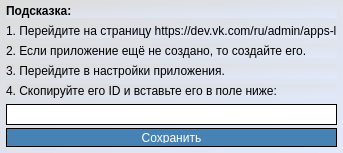
The window that ui/change_token_window.ui (khaustova/vk-photos-parser) describes before a commit, drawn with Qt 5.
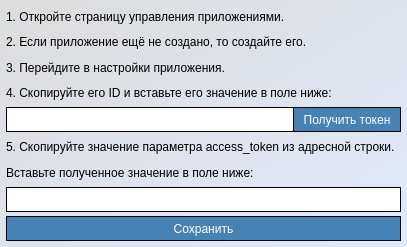
The same window after the commit.

Commit message: Update token window

```diff
--- a/ui/change_token_window.ui
+++ b/ui/change_token_window.ui
@@ -6,20 +6,20 @@
    <rect>
     <x>0</x>
     <y>0</y>
-    <width>343</width>
-    <height>153</height>
+    <width>407</width>
+    <height>247</height>
    </rect>
   </property>
   <property name="minimumSize">
    <size>
     <width>343</width>
-    <height>153</height>
+    <height>152</height>
    </size>
   </property>
   <property name="maximumSize">
    <size>
-    <width>343</width>
-    <height>155</height>
+    <width>3410</width>
+    <height>1550</height>
    </size>
   </property>
   <property name="windowTitle">
@@ -30,13 +30,13 @@
   </property>
   <layout class="QVBoxLayout" name="verticalLayout_2">
    <property name="spacing">
-    <number>6</number>
+    <number>5</number>
    </property>
    <property name="leftMargin">
     <number>6</number>
    </property>
    <property name="topMargin">
-    <number>4</number>
+    <number>6</number>
    </property>
    <property name="rightMargin">
     <number>6</number>
@@ -45,23 +45,42 @@
     <number>6</number>
    </property>
    <item>
+    <widget class="QFrame" name="token_frame">
+     <property name="styleSheet">
+      <string notr="true">background-color: transparent;</string>
+     </property>
     <layout class="QVBoxLayout" name="verticalLayout">
+      <property name="spacing">
+       <number>4</number>
+      </property>
+      <property name="leftMargin">
+       <number>0</number>
+      </property>
+      <property name="topMargin">
+       <number>0</number>
+      </property>
+      <property name="rightMargin">
+       <number>0</number>
+      </property>
+      <property name="bottomMargin">
+       <number>0</number>
+      </property>
      <item>
-      <widget class="QLabel" name="label_hint">
-       <property name="styleSheet">
-        <string notr="true">font-weight: bold;</string>
-       </property>
-       <property name="text">
-        <string>Подсказка:</string>
-       </property>
-      </widget>
-     </item>
+       <layout class="QHBoxLayout" name="horizontalLayout">
+        <property name="spacing">
+         <number>6</number>
+        </property>
      <item>
       <widget class="QLabel" name="label_step_1">
+          <property name="styleSheet">
+           <string notr="true"/>
+          </property>
        <property name="text">
-        <string>1. Перейдите на страницу https://dev.vk.com/ru/admin/apps-list</string>
-       </property>
-      </widget>
+           <string>1. Откройте страницу управления приложениями.</string>
+          </property>
+         </widget>
+        </item>
+       </layout>
      </item>
      <item>
       <widget class="QLabel" name="label_step_2">
@@ -80,7 +99,83 @@
      <item>
       <widget class="QLabel" name="label_step_4">
        <property name="text">
-        <string>4. Скопируйте его ID и вставьте его в поле ниже:</string>
+         <string>4. Скопируйте его ID и вставьте его значение в поле ниже:</string>
+        </property>
+       </widget>
+      </item>
+      <item>
+       <layout class="QHBoxLayout" name="horizontalLayout_2">
+        <property name="spacing">
+         <number>0</number>
+        </property>
+        <item>
+         <widget class="QLineEdit" name="line_edit_client_id">
+          <property name="minimumSize">
+           <size>
+            <width>0</width>
+            <height>21</height>
+           </size>
+          </property>
+          <property name="styleSheet">
+           <string notr="true">QLineEdit {
+background-color: white;
+border: 1px solid black;
+padding: 1px;
+border-right: none;
+height: 21px;
+}
+
+QLineEdit::focus {
+background-color: white;
+border: 1px solid rgb(21, 148, 194);
+padding: 1px;
+}
+
+</string>
+          </property>
+         </widget>
+        </item>
+        <item>
+         <widget class="QPushButton" name="button_get_token">
+          <property name="cursor">
+           <cursorShape>PointingHandCursor</cursorShape>
+          </property>
+          <property name="styleSheet">
+           <string notr="true">QPushButton {
+background-color: rgb(70, 130, 180);
+color: white;
+border: 1px solid black;
+padding: 3px;
+width: 100px;
+height: 17px;
+}
+
+QPushButton:hover {
+background-color: rgb(100, 152, 195);
+}
+
+QPushButton:pressed {
+background-color: rgba(70, 130, 180, 90);
+}</string>
+          </property>
+          <property name="text">
+           <string>Получить токен</string>
+          </property>
+         </widget>
+        </item>
+       </layout>
+      </item>
+      <item>
+       <widget class="QLabel" name="label_step_5">
+        <property name="text">
+         <string>5. Скопируйте значение параметра access_token из адресной строки.</string>
+        </property>
+       </widget>
+      </item>
+      <item>
+       <widget class="QLabel" name="label_step_5_1">
+        <property name="text">
+         <string>Вставьте полученное значение в поле ниже:</string>
        </property>
       </widget>
      </item>
@@ -97,6 +192,7 @@
 background-color: white;
 border: 1px solid black;
 padding: 1px;
+height: 21px;
 }
 
 QLineEdit::focus {
@@ -116,7 +212,8 @@
 background-color: rgb(70, 130, 180);
 color: white;
 border: 1px solid black;
-padding: 3px 3px;
+padding: 3px;
+height: 17px;
 }
 
 QPushButton:hover {
@@ -133,6 +230,7 @@
       </widget>
      </item>
     </layout>
+    </widget>
    </item>
   </layout>
  </widget>
```
Left out of the diff: 5 changed lines with no effect on the pictures. Lines whose indentation alone changed are shown as unchanged. The commit also changes 3 other files.
